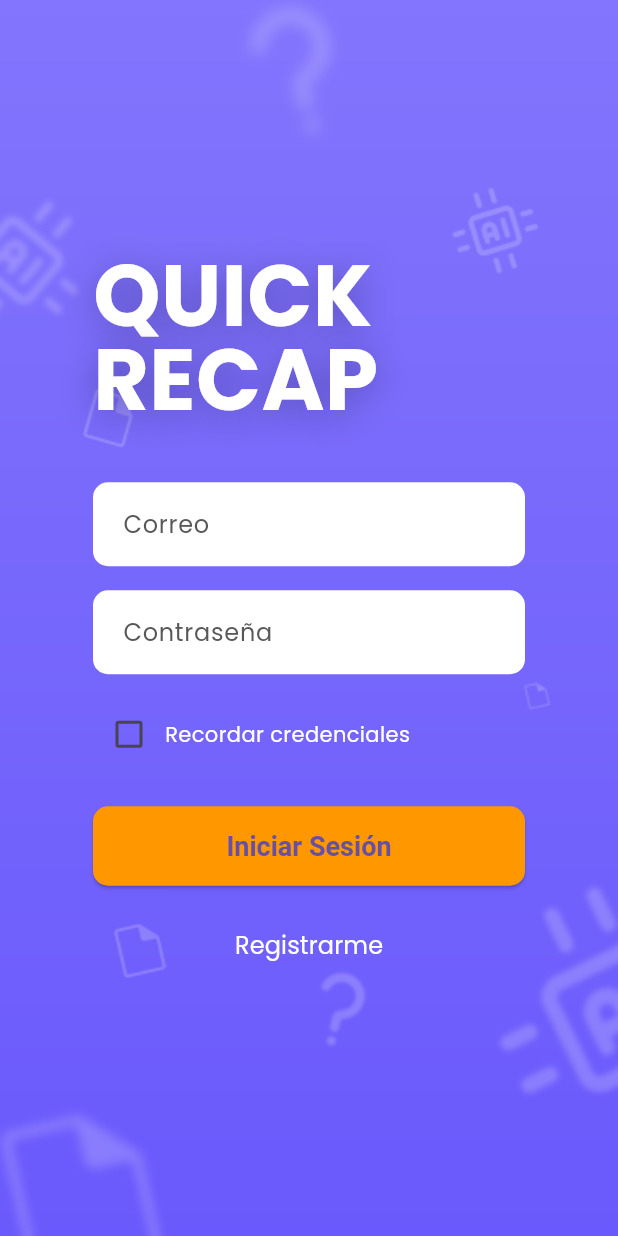
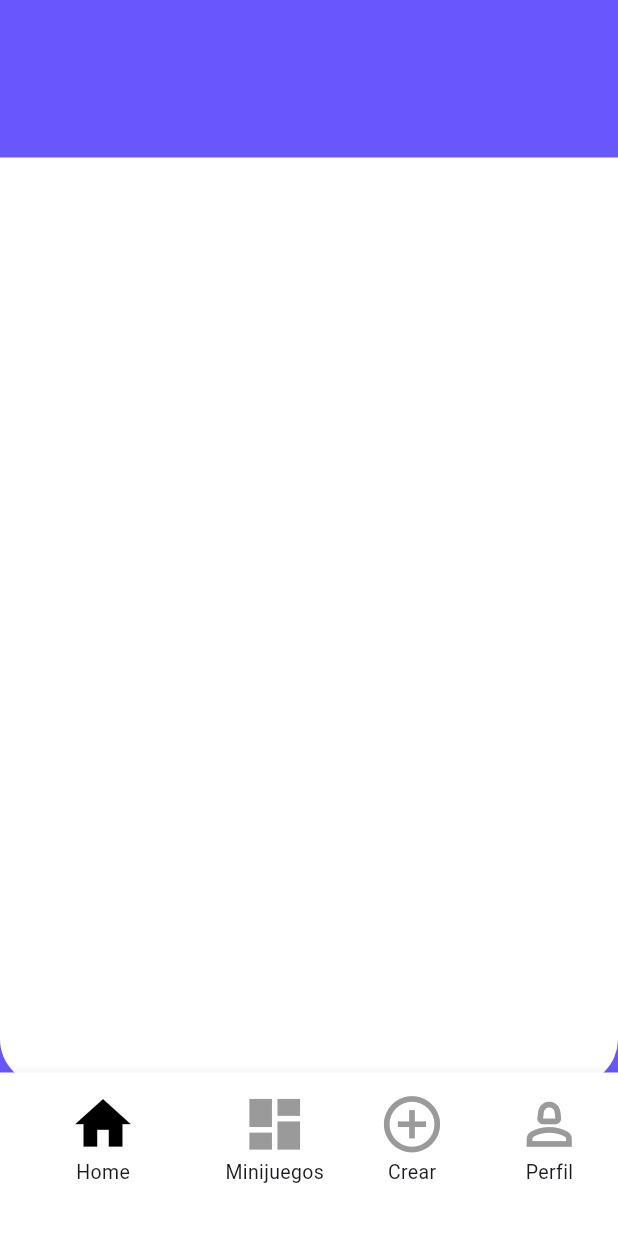
Before and after one commit to QuickRecap/Quickrecap-mobile, a Flutter app: the screen it shows after launch, on a phone screen of 412 x 824 dp. Run offline on Flutter 3.47's test engine with Material 3 defaults, Android fonts, the phone set to English and light mode, and no system bars; our stand-ins replace flutter_screenutil, flutter_vector_icons, get.

Commit message:
Add: AppBar v1

```diff
--- /dev/null
+++ b/devtools_options.yaml
@@ -0,0 +1,3 @@
+description: This file stores settings for Dart & Flutter DevTools.
+documentation: https://docs.flutter.dev/tools/devtools/extensions#configure-extension-enablement-states
+extensions:
--- a/lib/main.dart
+++ b/lib/main.dart
@@ -1,42 +1,70 @@
 import 'package:flutter/material.dart';
-import 'package:provider/provider.dart';
-import 'application/login_use_case.dart';
-import 'data/repositories/user_repository_impl.dart';
-import 'ui/pages/login_screen.dart';
-import 'ui/providers/login_provider.dart';
-import 'data/api/user_api.dart';
+import 'package:flutter_screenutil/flutter_screenutil.dart';
+import 'package:get/get.dart';
+import 'package:quickrecap/ui/pages/entrypoint.dart';
+
+// void main() {
+//   // Crear una instancia de UserApi
+//   final userApi = UserApi();
+
+//   runApp(
+//     MultiProvider(
+//       providers: [
+//         ChangeNotifierProvider(
+//             create: (_) => LoginProvider(
+//                 LoginUseCase(
+//                     UserRepositoryImpl(userApi)
+//                 )
+//             )
+//         ),
+//       ],
+//       child: MyApp(),
+//     ),
+//   );
+// }
+
+// class MyApp extends StatelessWidget {
+//   @override
+//   Widget build(BuildContext context) {
+//     return MaterialApp(
+//       title: 'Flutter Login Demo',
+//       debugShowCheckedModeBanner: false, // Desactiva el banner de "Debug"
+//       theme: ThemeData(
+//         fontFamily: 'Poppins',
+//         primarySwatch: Colors.blue,
+//       ),
+//       home: LoginScreen(),
+//     );
+//   }
+// }
+
+Widget defaultHome = MainScreen();
 
 void main() {
-  // Crear una instancia de UserApi
-  final userApi = UserApi();
-
-  runApp(
-    MultiProvider(
-      providers: [
-        ChangeNotifierProvider(
-            create: (_) => LoginProvider(
-                LoginUseCase(
-                    UserRepositoryImpl(userApi)
-                )
-            )
-        ),
-      ],
-      child: MyApp(),
-    ),
-  );
+  runApp(const MyApp());
 }
 
 class MyApp extends StatelessWidget {
+  const MyApp({Key? key}) : super(key: key);
+
   @override
   Widget build(BuildContext context) {
-    return MaterialApp(
-      title: 'Flutter Login Demo',
-      debugShowCheckedModeBanner: false, // Desactiva el banner de "Debug"
-      theme: ThemeData(
-        fontFamily: 'Poppins',
-        primarySwatch: Colors.blue,
-      ),
-      home: LoginScreen(),
+    return ScreenUtilInit(
+      designSize: const Size(375, 825),
+      minTextAdapt: true,
+      splitScreenMode: true,
+      builder: (context, child) {
+        return GetMaterialApp(
+          debugShowCheckedModeBanner: false,
+          title: 'Foodly',
+          theme: ThemeData(
+            scaffoldBackgroundColor: Colors.white,
+            iconTheme: const IconThemeData(color: Colors.black),
+            primarySwatch: Colors.grey
+          ),
+          home: defaultHome,
+        );
+      },
     );
   }
 }
--- /dev/null
+++ b/lib/ui/common/custom_container.dart
@@ -0,0 +1,30 @@
+import 'package:flutter/material.dart';
+import 'package:flutter_screenutil/flutter_screenutil.dart';
+import 'package:quickrecap/ui/constants/constants.dart';
+
+class CustomContainer extends StatelessWidget {
+  CustomContainer({super.key, required this.containerContent});
+
+  Widget containerContent;
+
+  @override
+  Widget build(BuildContext context) {
+    return SizedBox(
+      height: MediaQuery.of(context).size.height * 0.75,
+      width: width,
+      child: ClipRRect(
+        borderRadius: BorderRadius.only(
+          bottomLeft: Radius.circular(30.r),
+          bottomRight: Radius.circular(30.r),
+        ),
+        child: Container(
+          width: width,
+          color: kWhite,
+          child: SingleChildScrollView(
+            child: containerContent,
+          ),
+        ),
+      ),
+    );
+  }
+}
--- /dev/null
+++ b/lib/ui/constants/constants.dart
@@ -0,0 +1,16 @@
+import 'dart:ui';
+
+import 'package:flutter_screenutil/flutter_screenutil.dart';
+String googleApiKey = '';
+
+const kPrimary = Color.fromRGBO(104, 87, 252, 1);
+const kDisabled = Color.fromRGBO(154, 154, 154, 1);
+
+const kWhite = Color(0xfffFFFFF);
+const kDark = Color(0xff000000);
+
+double height = 825.h;
+double width = 375.w;
+
+
+const String appBaseUrl = "http://localhost:6003";
--- /dev/null
+++ b/lib/ui/controllers/tab_index_controller.dart
@@ -0,0 +1,11 @@
+import 'package:get/get.dart';
+
+class TabIndexController extends GetxController{
+  final RxInt _tabIndex = 0.obs;
+
+  int get tabIndex => _tabIndex.value;
+
+  set tabIndex(int newValue){
+    _tabIndex.value = newValue;
+  }
+}
--- /dev/null
+++ b/lib/ui/pages/entrypoint.dart
@@ -0,0 +1,116 @@
+import 'package:flutter/material.dart';
+import 'package:get/get.dart';
+import 'package:quickrecap/ui/constants/constants.dart';
+import 'package:quickrecap/ui/controllers/tab_index_controller.dart';
+import 'package:quickrecap/ui/pages/views/create/create_screen.dart';
+import 'package:quickrecap/ui/pages/views/games/games_screen.dart';
+import 'package:quickrecap/ui/pages/views/home/home_screen.dart';
+import 'package:quickrecap/ui/pages/views/profile/profile_dart.dart';
+
+import 'package:flutter_vector_icons/flutter_vector_icons.dart';
+
+class MainScreen extends StatelessWidget {
+  MainScreen({super.key});
+
+  List<Widget> pageList = const [
+    HomeScreen(),
+    GamesScreen(),
+    CreateScreen(),
+    ProfileScreen(),
+  ];
+
+  @override
+  Widget build(BuildContext context) {
+    final controller = Get.put(TabIndexController());
+    return Obx(() => Scaffold(
+          body: Stack(children: [
+            pageList[controller.tabIndex],
+            Align(
+              alignment: Alignment.bottomCenter,
+              child: Theme(
+                data: Theme.of(context).copyWith(canvasColor: Colors.white),
+                child: BottomNavigationBar(
+                  showUnselectedLabels: true,
+                  unselectedIconTheme:
+                      const IconThemeData(color: kDisabled, size: 45),
+                  unselectedItemColor: kDisabled,
+                  unselectedLabelStyle: const TextStyle(color: kDisabled),
+
+                  showSelectedLabels: true,
+                  selectedIconTheme:
+                      const IconThemeData(color: kDark, size: 45),
+                  selectedItemColor:
+                      kDark, // Color del label cuando está seleccionado
+                  selectedLabelStyle: const TextStyle(color: kDark),
+
+                  onTap: (value) {
+                    controller.tabIndex = value;
+                  },
+                  currentIndex: controller.tabIndex,
+                  items: [
+                    const BottomNavigationBarItem(
+                      icon: Padding(
+                        padding: EdgeInsets.all(5.0),
+                        child: Column(
+                          mainAxisAlignment: MainAxisAlignment.center,
+                          children: [
+                            Icon(Icons.home),
+                            Text('Home',
+                                style: TextStyle(
+                                    fontSize:
+                                        13)), // Puedes ajustar el estilo del texto si lo deseas
+                          ],
+                        ),
+                      ),
+                      label: '',
+                    ),
+                    const BottomNavigationBarItem(
+                      icon: Padding(
+                        padding: EdgeInsets.all(5.0),
+                        child: Column(
+                          mainAxisAlignment: MainAxisAlignment.center,
+                          children: [
+                            Icon(Icons.dashboard),
+                            Text('Minijuegos', style: TextStyle(fontSize: 13)),
+                          ],
+                        ),
+                      ),
+                      label: '',
+                    ),
+                    const BottomNavigationBarItem(
+                      icon: Padding(
+                        padding: EdgeInsets.all(5.0),
+                        child: Column(
+                          mainAxisAlignment: MainAxisAlignment.center,
+                          children: [
+                            Icon(Icons.add_circle_outline),
+                            Text('Crear', style: TextStyle(fontSize: 13)),
+                          ],
+                        ),
+                      ),
+                      label: '',
+                    ),
+                    BottomNavigationBarItem(
+                      icon: Padding(
+                        padding: const EdgeInsets.all(5.0),
+                        child: Column(
+                          mainAxisAlignment: MainAxisAlignment.center,
+                          children: [
+                            controller.tabIndex == 3
+                                ? const Icon(Icons.person)
+                                : const Icon(Icons.person_2_outlined),
+                            const Text('Perfil',
+                                style: TextStyle(fontSize: 13)),
+                          ],
+                        ),
+                      ),
+                      label: '',
+                    ),
+                  ],
+                ),
+              ),
+            ),
+          ]),
+        ));
+  }
+}
--- a/lib/ui/pages/login_screen.dart
+++ b/lib/ui/pages/login_screen.dart
@@ -1,7 +1,10 @@
 import 'package:flutter/material.dart';
 import 'package:provider/provider.dart';
+import 'package:quickrecap/ui/controllers/tab_index_controller.dart';
+import 'package:quickrecap/ui/pages/entrypoint.dart';
 import '../widgets/custom_input.dart';
 import '../../ui/providers/login_provider.dart';
+import 'package:get/get.dart';
 
 class LoginScreen extends StatefulWidget {
   @override
--- /dev/null
+++ b/lib/ui/pages/views/create/create_screen.dart
@@ -0,0 +1,19 @@
+import 'package:flutter/material.dart';
+import 'package:flutter_screenutil/flutter_screenutil.dart';
+import 'package:quickrecap/ui/common/custom_container.dart';
+import 'package:quickrecap/ui/constants/constants.dart';
+
+class CreateScreen extends StatelessWidget {
+  const CreateScreen({super.key});
+
+  @override
+  Widget build(BuildContext context) {
+    return Scaffold(
+      backgroundColor: kPrimary,
+      appBar: PreferredSize(preferredSize: Size.fromHeight(105.h), child: Container(height: 130,)),
+      body: SafeArea(
+        child: CustomContainer(containerContent: Container())
+      )
+    );
+  }
+}
--- /dev/null
+++ b/lib/ui/pages/views/games/games_screen.dart
@@ -0,0 +1,19 @@
+import 'package:flutter/material.dart';
+import 'package:flutter_screenutil/flutter_screenutil.dart';
+import 'package:quickrecap/ui/common/custom_container.dart';
+import 'package:quickrecap/ui/constants/constants.dart';
+
+class GamesScreen extends StatelessWidget {
+  const GamesScreen({super.key});
+
+  @override
+  Widget build(BuildContext context) {
+    return Scaffold(
+      backgroundColor: kPrimary,
+      appBar: PreferredSize(preferredSize: Size.fromHeight(105.h), child: Container(height: 130,)),
+      body: SafeArea(
+        child: CustomContainer(containerContent: Container())
+      )
+    );
+  }
+}
--- /dev/null
+++ b/lib/ui/pages/views/home/home_screen.dart
@@ -0,0 +1,19 @@
+import 'package:flutter/material.dart';
+import 'package:flutter_screenutil/flutter_screenutil.dart';
+import 'package:quickrecap/ui/constants/constants.dart';
+import 'package:quickrecap/ui/common/custom_container.dart';
+
+class HomeScreen extends StatelessWidget {
+  const HomeScreen({super.key});
+
+  @override
+  Widget build(BuildContext context) {
+    return Scaffold(
+      backgroundColor: kPrimary,
+      appBar: PreferredSize(preferredSize: Size.fromHeight(105.h), child: Container(height: 130,)),
+      body: SafeArea(
+        child: CustomContainer(containerContent: Container())
+      )
+    );
+  }
+}
--- /dev/null
+++ b/lib/ui/pages/views/profile/profile_dart.dart
@@ -0,0 +1,19 @@
+import 'package:flutter/material.dart';
+import 'package:flutter_screenutil/flutter_screenutil.dart';
+import 'package:quickrecap/ui/common/custom_container.dart';
+import 'package:quickrecap/ui/constants/constants.dart';
+
+class ProfileScreen extends StatelessWidget {
+  const ProfileScreen({super.key});
+
+  @override
+  Widget build(BuildContext context) {
+    return Scaffold(
+      backgroundColor: kPrimary,
+      appBar: PreferredSize(preferredSize: Size.fromHeight(105.h), child: Container(height: 130,)),
+      body: SafeArea(
+        child: CustomContainer(containerContent: Container())
+      )
+    );
+  }
+}
```
Also changed, not shown: pubspec.yaml (+4 -5 lines), pubspec.lock, 1 other file.
